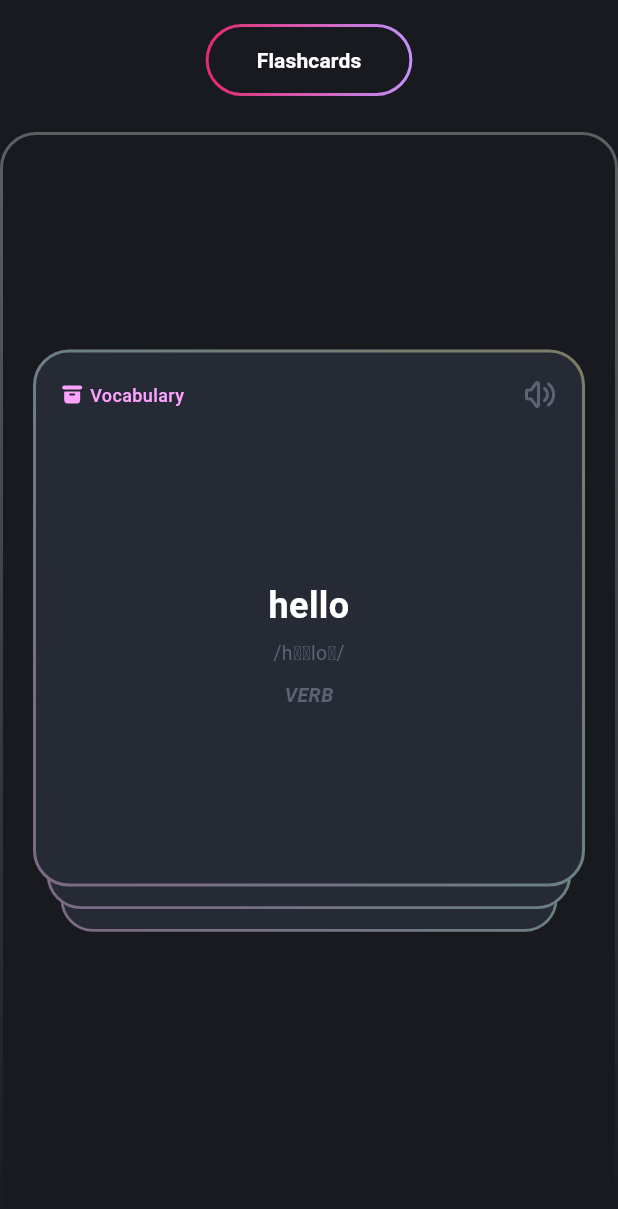
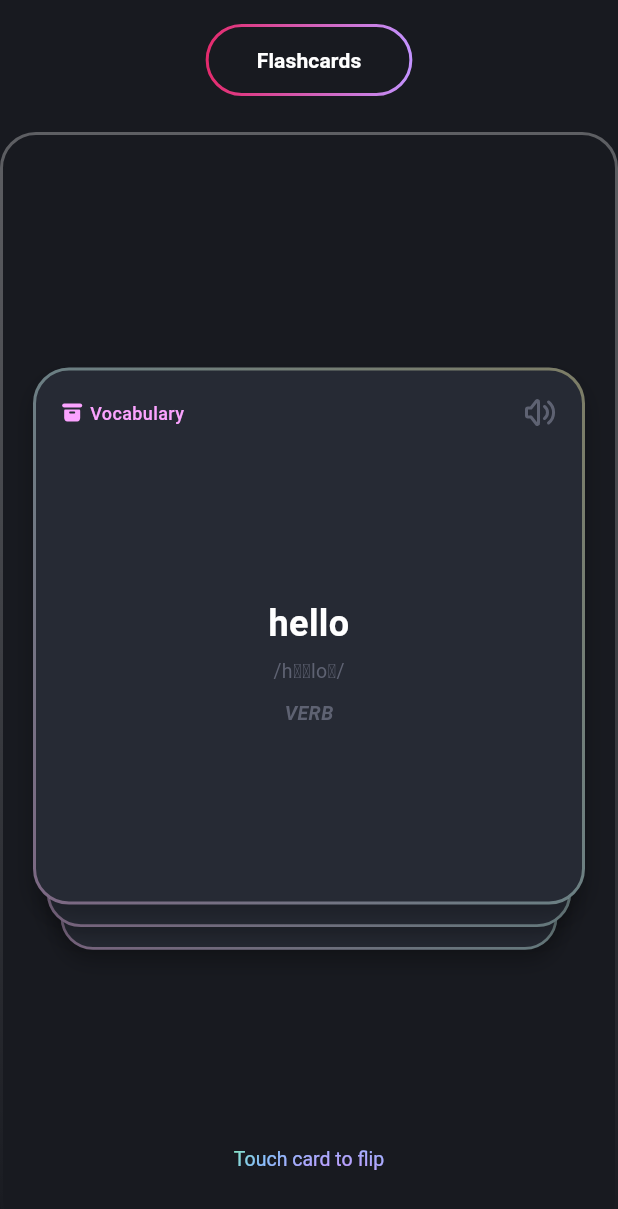
Before and after one commit to ntd1241/language_learning_app, a Flutter app: the screen it shows after launch, on a phone screen of 412 x 824 dp. Shown: the top 1209 px of the screen. Run offline on Flutter 3.47's test engine with Material 3 defaults, Android fonts, the phone set to English and light mode, and no system bars; drawn by our look-alikes of flip_card, flutter_card_swiper; our stand-ins replace flutter_tabler_icons, gradient_borders.

Commit message:
chore: add instruction & update some ui

```diff
--- /dev/null
+++ b/lib/components/gradients/d.dart
@@ -0,0 +1,13 @@
+import 'package:flutter/material.dart';
+
+class MyWidget extends StatelessWidget {
+  const MyWidget({super.key});
+
+  @override
+  Widget build(BuildContext context) {
+    return SizedBox(
+      width: 10,
+      child: Text("Hello"),
+    );
+  }
+}
--- /dev/null
+++ b/lib/components/gradients/gradient_shader_mask.dart
@@ -0,0 +1,28 @@
+import 'package:flutter/material.dart';
+
+class GradientShaderMask extends StatelessWidget {
+  const GradientShaderMask({
+    super.key,
+    required this.child,
+    required this.gradient,
+  });
+
+  final Widget child;
+  final Gradient gradient;
+
+  @override
+  Widget build(BuildContext context) {
+    return ShaderMask(
+      blendMode: BlendMode.srcIn,
+      shaderCallback: (bounds) {
+        // Calculate the center and radius based on the widget's size
+        final center = Offset(bounds.width / 2, bounds.height / 2);
+        final radius =
+            bounds.width > bounds.height ? bounds.width / 2 : bounds.height / 2;
+        return gradient
+            .createShader(Rect.fromCircle(center: center, radius: radius));
+      },
+      child: child,
+    );
+  }
+}
--- a/lib/screens/practice/practice.dart
+++ b/lib/screens/practice/practice.dart
@@ -27,7 +27,7 @@ class PracticeScreen extends StatelessWidget {
       ),
       body: Container(
         margin: EdgeInsets.fromLTRB(0, 24, 0, 0),
-        padding: EdgeInsets.fromLTRB(0, 0, 0, 88),
+        padding: EdgeInsets.fromLTRB(0, 0, 0, 40),
         decoration: BoxDecoration(
           border: GradientBoxBorder(
             gradient: AppColors.graWhiteGhost,
@@ -37,12 +37,7 @@ class PracticeScreen extends StatelessWidget {
         ),
         width: double.infinity,
         height: double.infinity,
-        child: Stack(
-          alignment: Alignment.center,
-          children: [
-            FlashCardScreen(),
-          ],
-        ),
+        child: FlashCardScreen(),
       ),
     );
   }
--- a/lib/screens/practice/types/flashcards/flashcard.dart
+++ b/lib/screens/practice/types/flashcards/flashcard.dart
@@ -3,6 +3,7 @@ import 'package:flutter/material.dart';
 import 'package:gradient_borders/box_borders/gradient_box_border.dart';
 import 'package:language_learning_app/components/buttons/icon_button.dart';
 import 'package:language_learning_app/components/tabs/bottom_tab_bar.dart';
+import 'package:language_learning_app/theme/shadow.dart';
 import 'package:language_learning_app/theme/typography.dart';
 import 'package:language_learning_app/theme/colors.dart';
 import 'package:flutter_tabler_icons/flutter_tabler_icons.dart';
@@ -121,7 +122,9 @@ class FlashCard extends StatelessWidget {
                 width: 2,
               ),
               borderRadius: BorderRadius.circular(24),
-          ),
+              boxShadow: [
+                AppShadows.popUp,
+              ]),
           child: Stack(
             children: [
               Positioned(
--- a/lib/screens/practice/types/flashcards/flashcard_screen.dart
+++ b/lib/screens/practice/types/flashcards/flashcard_screen.dart
@@ -1,6 +1,7 @@
 import 'package:flutter/material.dart';
 import 'package:flutter_card_swiper/flutter_card_swiper.dart';
 import 'package:language_learning_app/screens/practice/types/flashcards/flashcard.dart';
+import 'package:language_learning_app/screens/practice/types/skeleton.dart';
 
 class FlashCardScreen extends StatelessWidget {
   const FlashCardScreen({
@@ -56,7 +57,9 @@ class FlashCardScreen extends StatelessWidget {
 
   @override
   Widget build(BuildContext context) {
-    return AspectRatio(
+    return PracticeTypeSkeleton(
+      mainContent: Center(
+        child: AspectRatio(
           aspectRatio: 1.0,
           child: CardSwiper(
             scale: 0.95,
@@ -64,9 +67,13 @@ class FlashCardScreen extends StatelessWidget {
             numberOfCardsDisplayed: 3,
             duration: Duration(seconds: 5),
             cardsCount: cards.length,
-        cardBuilder: (context, index, percentThresholdX, percentThresholdY) =>
+            cardBuilder:
+                (context, index, percentThresholdX, percentThresholdY) =>
                     cards[index],
           ),
+        ),
+      ),
+      instruction: Text("Touch card to flip"),
     );
   }
 }
--- /dev/null
+++ b/lib/screens/practice/types/skeleton.dart
@@ -0,0 +1,34 @@
+import 'package:flutter/material.dart';
+import 'package:language_learning_app/components/gradients/gradient_shader_mask.dart';
+import 'package:language_learning_app/theme/colors.dart';
+import 'package:language_learning_app/theme/typography.dart';
+
+class PracticeTypeSkeleton extends StatelessWidget {
+  const PracticeTypeSkeleton({
+    super.key,
+    required this.mainContent,
+    this.instruction,
+  });
+
+  final Widget mainContent;
+  final Widget? instruction;
+
+  @override
+  Widget build(BuildContext context) {
+    return Column(
+      children: [
+        Flexible(child: mainContent),
+        if (instruction != null)
+          GradientShaderMask(
+            gradient: AppColors.graAqua,
+            child: DefaultTextStyle(
+              style: MyTypography.bodyS.copyWith(
+                fontWeight: FontWeight.w400,
+              ),
+              child: instruction!,
+            ),
+          ),
+      ],
+    );
+  }
+}
--- a/lib/theme/colors.dart
+++ b/lib/theme/colors.dart
@@ -45,4 +45,17 @@ abstract final class AppColors {
       Color(0xFFFFC4FA),
     ],
   );
+  static const graAqua = RadialGradient(
+    // begin: Alignment(0.4566, 1.0),
+    // end: Alignment(-1.11, -1.0),
+    center: Alignment(0.4566, 1.0),
+    radius: 1.0588,
+    colors: <Color>[
+      Color(0xFFFFB8E0),
+      Color(0xFFBE9EFF),
+      Color(0xFF88C0FC),
+      Color(0xFF86FF99),
+    ],
+    stops: [0.0, 0.3889, 0.674, 1.0],
+  );
 }
--- /dev/null
+++ b/lib/theme/shadow.dart
@@ -0,0 +1,10 @@
+import "package:flutter/material.dart";
+
+@immutable
+abstract final class AppShadows {
+  static const popUp = BoxShadow(
+    color: Color(0x40000000),
+    blurRadius: 12,
+    offset: Offset(0, 8),
+  );
+}
```
Lines whose indentation alone changed are shown as unchanged.
